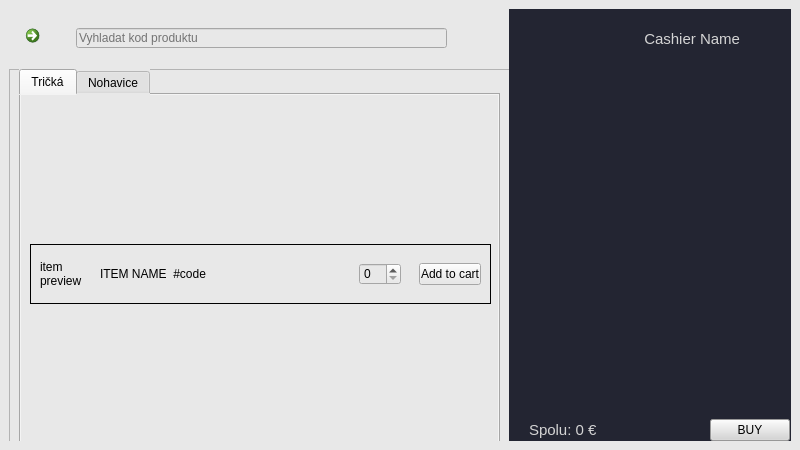
Above: source/code/main.ui from tomas-magat/camels-eshop-infosystem before the change. Below: the same form after it.
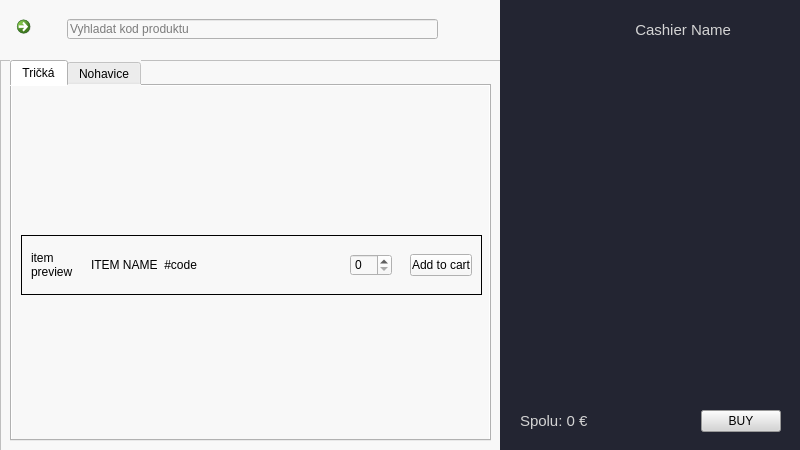
That is the form after the change. The open tabs and pages were chosen to show the change. Icons and pictures are not drawn.

Commit message: Fixed screen margins

Patch:
```diff
--- a/source/code/main.ui
+++ b/source/code/main.ui
@@ -30,16 +30,16 @@
     <normaloff>../../assets/icons/camel.png</normaloff>../../assets/icons/camel.png</iconset>
   </property>
   <property name="styleSheet">
-   <string notr="true">background-color:rgb(232, 232, 232);</string>
+   <string notr="true">background-color: rgb(248, 248, 248);</string>
   </property>
   <widget class="QWidget" name="centralContainer">
    <widget class="QStackedWidget" name="screens">
     <property name="geometry">
      <rect>
-      <x>9</x>
-      <y>9</y>
-      <width>782</width>
-      <height>432</height>
+      <x>0</x>
+      <y>0</y>
+      <width>801</width>
+      <height>451</height>
      </rect>
     </property>
     <property name="currentIndex">
@@ -273,8 +273,8 @@
                  <rect>
                   <x>0</x>
                   <y>0</y>
-                  <width>477</width>
-                  <height>357</height>
+                  <width>479</width>
+                  <height>359</height>
                  </rect>
                 </property>
                 <layout class="QVBoxLayout" name="verticalLayout_3">
```
Left out of the diff: 2 changed lines with no effect on the pictures.
